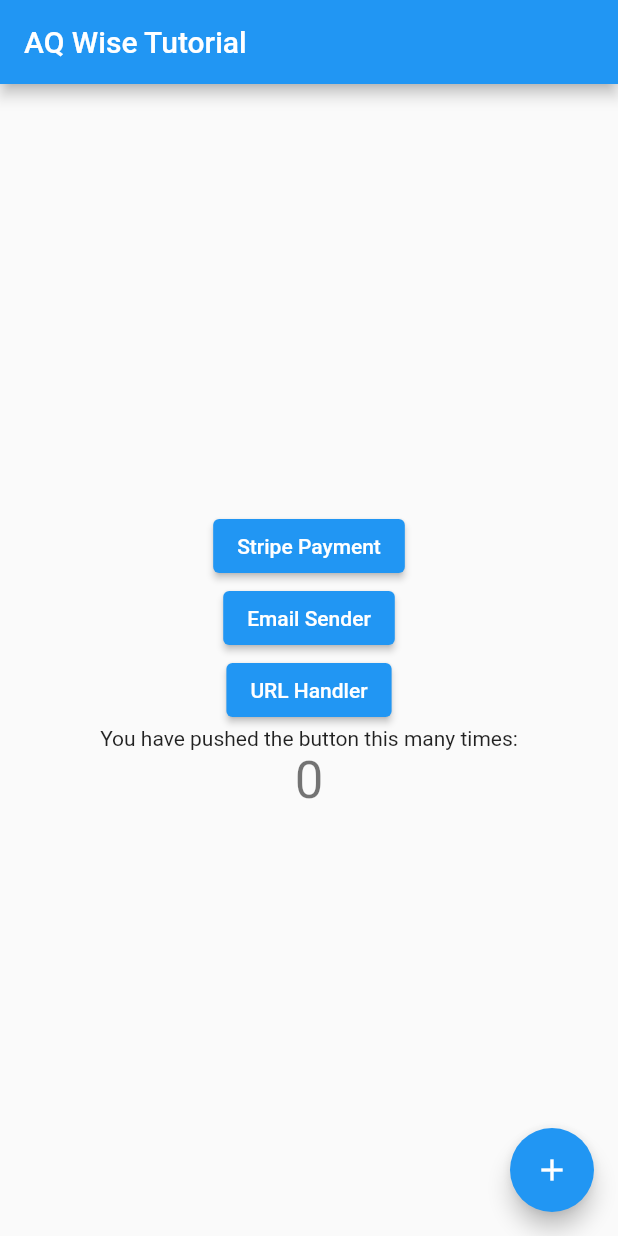
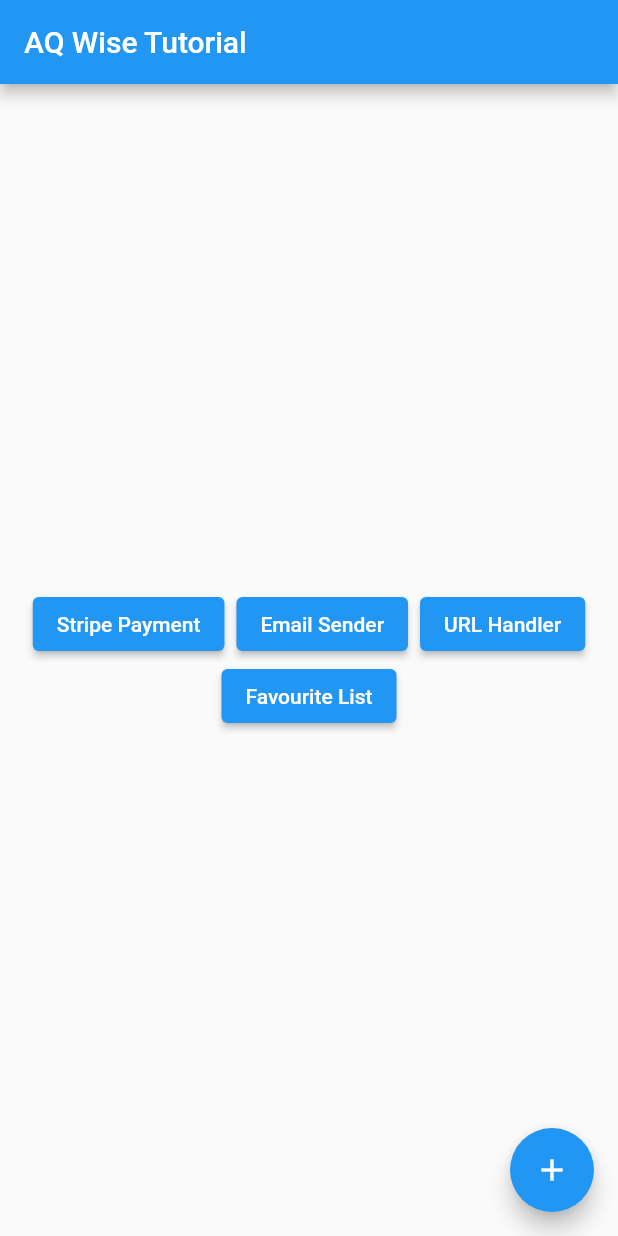
Before and after one commit to tomyamGTX/aqwise_tutorial, a Flutter app: the screen it shows after launch, on a phone screen of 412 x 824 dp. Run offline on Flutter 3.47's test engine with Material 2 defaults, Android fonts, the phone set to English and light mode, and no system bars; our stand-ins replace flutter_credit_card, get_storage, webview_flutter; missing offline and left inert: flutter_email_sender.

Commit message:
add favourite list

```diff
--- /dev/null
+++ b/lib/favourite_list/favourite.model.dart
@@ -0,0 +1,31 @@
+class ListFavourite {
+  List? favouriteList;
+  ListFavourite({required this.favouriteList});
+
+  ListFavourite.fromJson(Map<String, dynamic> json) {
+    favouriteList = json['favourite'];
+  }
+
+  Map<String, dynamic> toJson() {
+    final Map<String, dynamic> data = <String, dynamic>{};
+    data['favourite'] = favouriteList;
+    return data;
+  }
+}
+
+class Favourite {
+  String? title;
+  String? description;
+  Favourite({required this.title, required this.description});
+
+  Favourite.fromJson(Map<String, dynamic> json) {
+    title = json['title'];
+    description = json['description'];
+  }
+  Map<String, dynamic> toJson() {
+    final Map<String, dynamic> data = <String, dynamic>{};
+    data['title'] = title;
+    data['description'] = description;
+    return data;
+  }
+}
--- a/lib/main.dart
+++ b/lib/main.dart
@@ -1,10 +1,15 @@
+import 'package:aqwise_stripe_payment/favourite_list/favourite.provider.dart';
+import 'package:aqwise_stripe_payment/favourite_list/favourite.screen.dart';
 import 'package:aqwise_stripe_payment/payment/payment.screen.dart';
 import 'package:aqwise_stripe_payment/url_handler/url.screen.dart';
 import 'package:flutter/material.dart';
+import 'package:get_storage/get_storage.dart';
+import 'package:provider/provider.dart';
 
 import 'email/email.screen.dart';
 
-void main() {
+Future<void> main() async {
+  await GetStorage.init();
   runApp(const MyApp());
 }
 
@@ -14,7 +19,12 @@
   // This widget is the root of your application.
   @override
   Widget build(BuildContext context) {
-    return MaterialApp(
+    return MultiProvider(
+      providers: [
+        ChangeNotifierProvider<FavouriteProvider>(
+            create: (context) => FavouriteProvider()),
+      ],
+      child: MaterialApp(
         title: 'Flutter Demo',
         theme: ThemeData(
           // This is the theme of your application.
@@ -29,6 +39,7 @@
           primarySwatch: Colors.blue,
         ),
         home: const MyHomePage(title: 'AQ Wise Tutorial'),
+      ),
     );
   }
 }
@@ -52,8 +63,6 @@
 }
 
 class _MyHomePageState extends State<MyHomePage> {
-  int _counter = 0;
-
   void _incrementCounter() {
     setState(() {
       // This call to setState tells the Flutter framework that something has
@@ -61,7 +70,6 @@
       // so that the display can reflect the updated values. If we changed
       // _counter without calling setState(), then the build method would not be
       // called again, and so nothing would appear to happen.
-      _counter++;
     });
   }
 
@@ -82,22 +90,9 @@
       body: Center(
         // Center is a layout widget. It takes a single child and positions it
         // in the middle of the parent.
-        child: Column(
-          // Column is also a layout widget. It takes a list of children and
-          // arranges them vertically. By default, it sizes itself to fit its
-          // children horizontally, and tries to be as tall as its parent.
-          //
-          // Invoke "debug painting" (press "p" in the console, choose the
-          // "Toggle Debug Paint" action from the Flutter Inspector in Android
-          // Studio, or the "Toggle Debug Paint" command in Visual Studio Code)
-          // to see the wireframe for each widget.
-          //
-          // Column has various properties to control how it sizes itself and
-          // how it positions its children. Here we use mainAxisAlignment to
-          // center the children vertically; the main axis here is the vertical
-          // axis because Columns are vertical (the cross axis would be
-          // horizontal).
-          mainAxisAlignment: MainAxisAlignment.center,
+        child: Wrap(
+          alignment: WrapAlignment.spaceAround,
+          spacing: 8,
           children: <Widget>[
             ElevatedButton(
                 onPressed: () {
@@ -123,13 +118,14 @@
                           builder: (context) => const URLScreen()));
                 },
                 child: const Text('URL Handler')),
-            const Text(
-              'You have pushed the button this many times:',
-            ),
-            Text(
-              '$_counter',
-              style: Theme.of(context).textTheme.headline4,
-            ),
+            ElevatedButton(
+                onPressed: () {
+                  Navigator.push(
+                      context,
+                      MaterialPageRoute(
+                          builder: (context) => const FavScreen()));
+                },
+                child: const Text('Favourite List')),
           ],
         ),
       ),
--- a/pubspec.yaml
+++ b/pubspec.yaml
@@ -35,6 +35,8 @@
   url_launcher:
   flutter_email_sender: ^5.1.0
   flutter_form_builder: ^7.4.0
+  provider:
+  get_storage:
 
 
   # The following adds the Cupertino Icons font to your application.
```
Also changed, not shown: lib/favourite_list/favourite.provider.dart (added, +60 -0 lines), lib/favourite_list/favourite.screen.dart (added, +51 -0 lines), pubspec.lock. Lines whose indentation alone changed are shown as unchanged.
